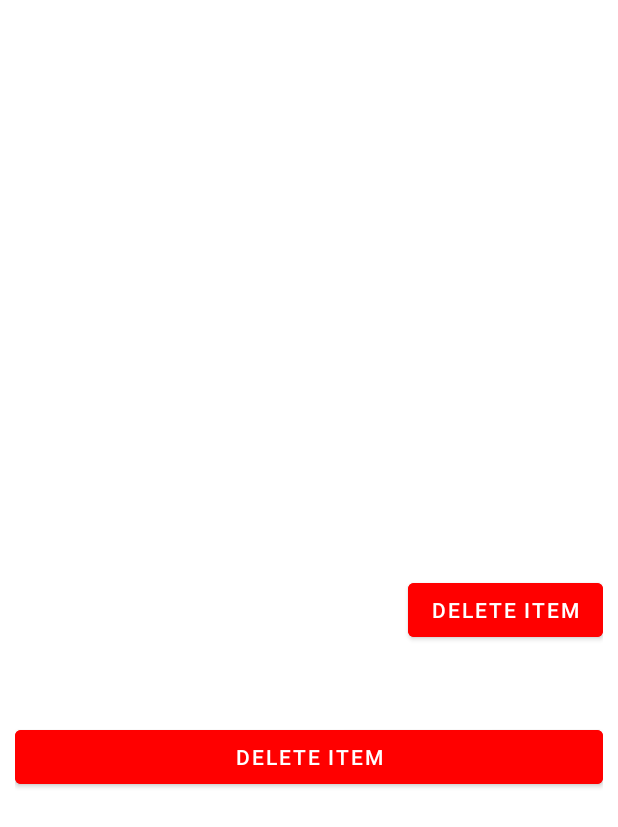
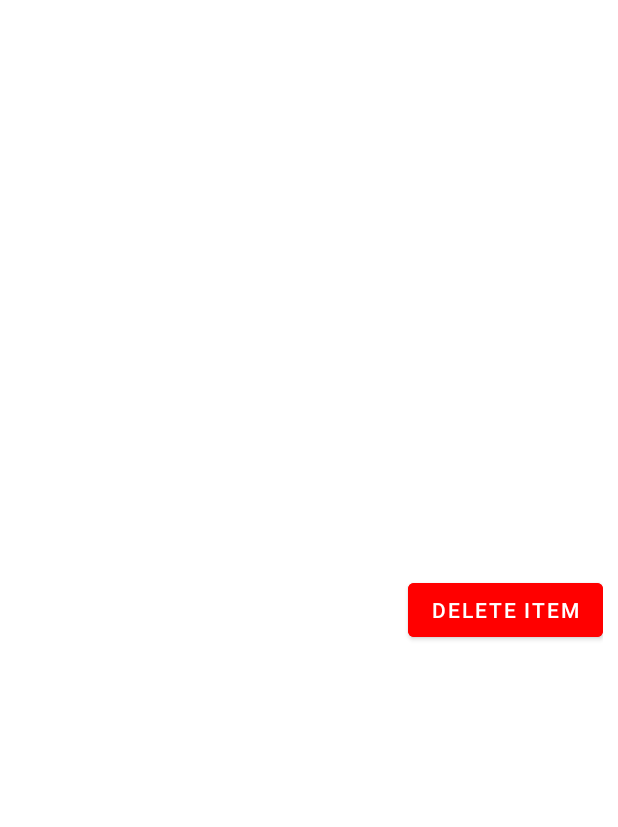
Before and after one commit to nethmaGallage/More-Meal-Food-Ordering-App, an Android app: the layout activity_detail.xml on its own in the app's theme, with its tools: preview values and no code run, on a phone screen of 412 x 824 dp. Shown: the top 827 px of the screen. Run offline under Robolectric (Android 15) with nearby library versions, the phone set to English and light mode, and no system bars.

Commit message:
Fourth commit for restaurant managmnet branch

```diff
--- a/app/src/main/res/layout/activity_detail.xml
+++ b/app/src/main/res/layout/activity_detail.xml
@@ -52,17 +52,5 @@
 
         />
 
-    <Button
-        android:id="@+id/button2"
-        android:layout_width="match_parent"
-        android:layout_height="wrap_content"
-        android:layout_gravity="right"
-        android:layout_marginTop="50dp"
-        android:backgroundTint="#FF0000"
-        android:onClick="deleteItem"
-
-
-        android:text="Delete Item" />
-
 
 </LinearLayout>
```
